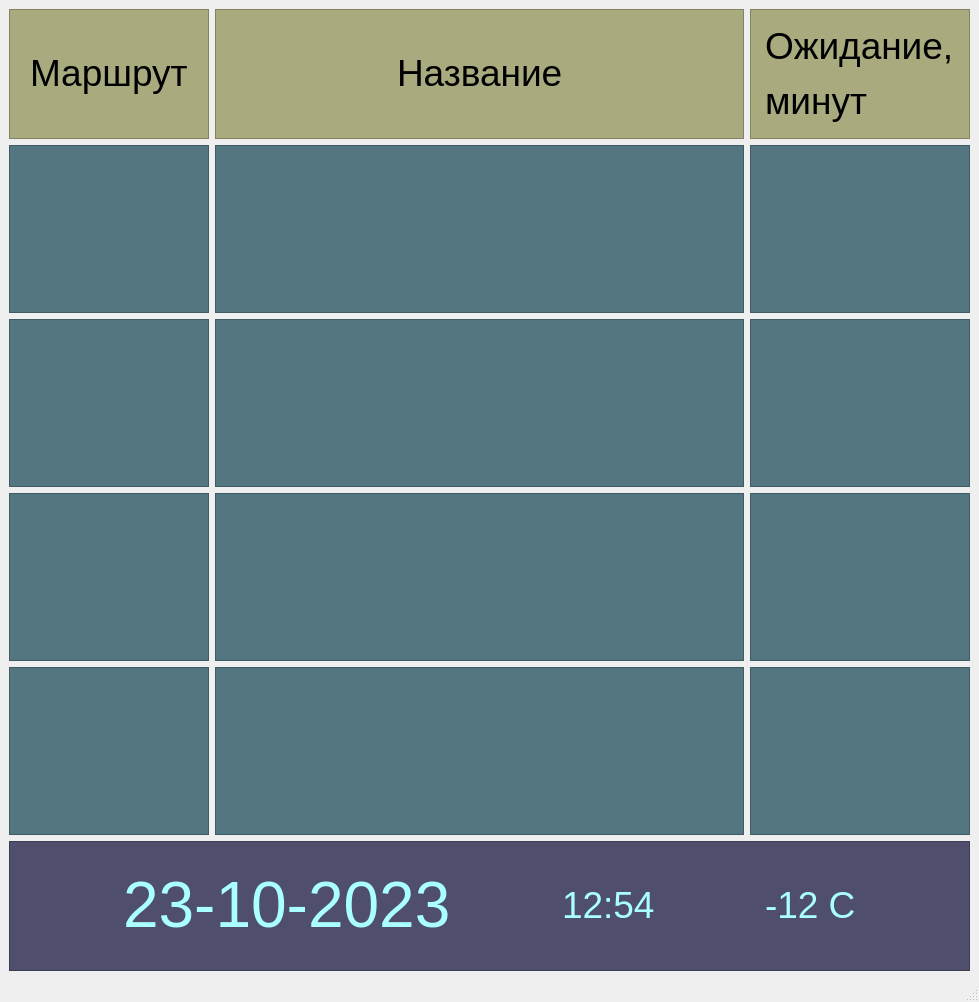
Old version of the form busstationinformer/mainwindow.ui in the repository pvo125/busstationinformer.
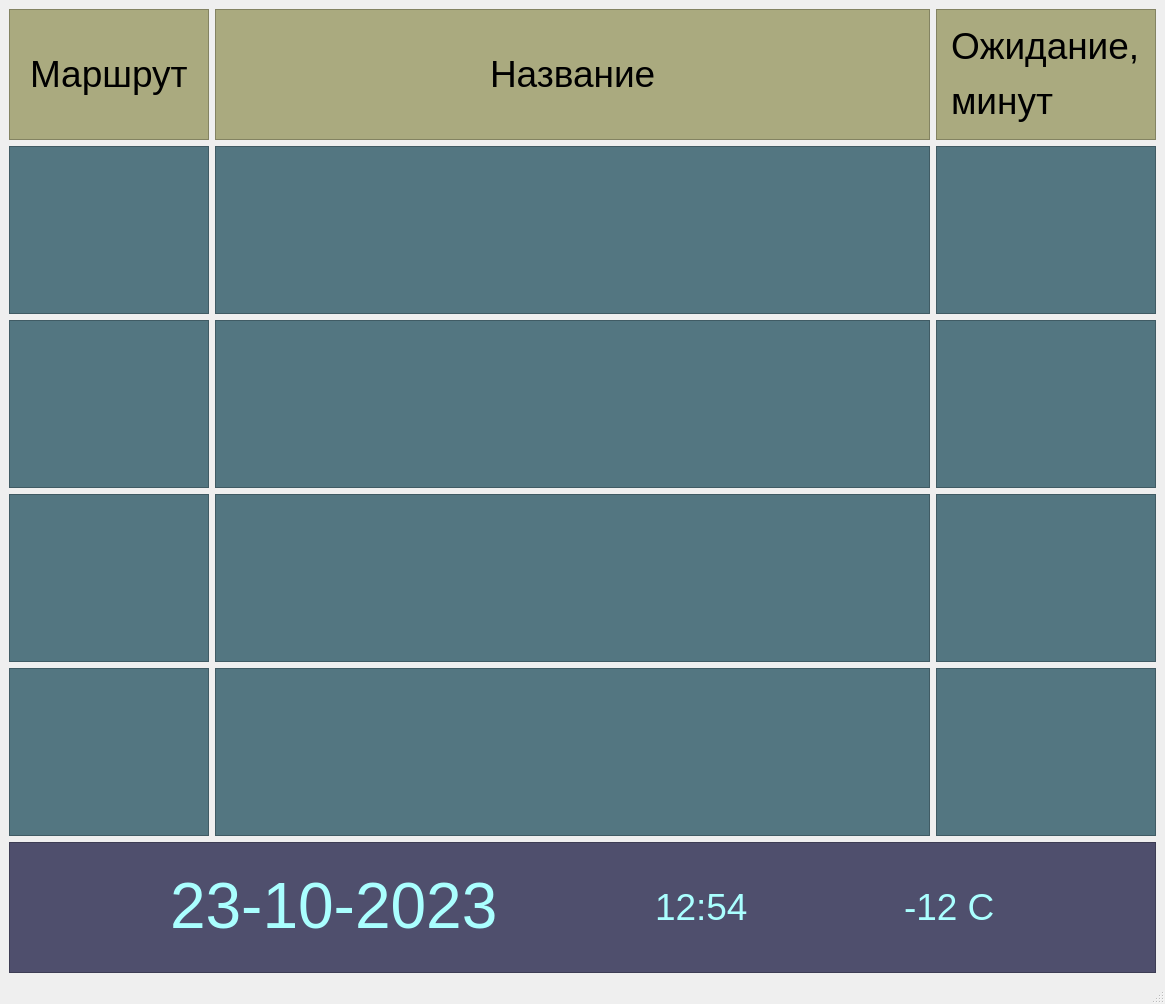
New version of the form.

Diff of the .ui file:
```diff
--- a/busstationinformer/mainwindow.ui
+++ b/busstationinformer/mainwindow.ui
@@ -6,8 +6,8 @@
    <rect>
     <x>0</x>
     <y>0</y>
-    <width>979</width>
-    <height>1002</height>
+    <width>1165</width>
+    <height>1004</height>
    </rect>
   </property>
   <property name="windowTitle">
```
Left out of the diff: 2 changed lines with no effect on the pictures.
